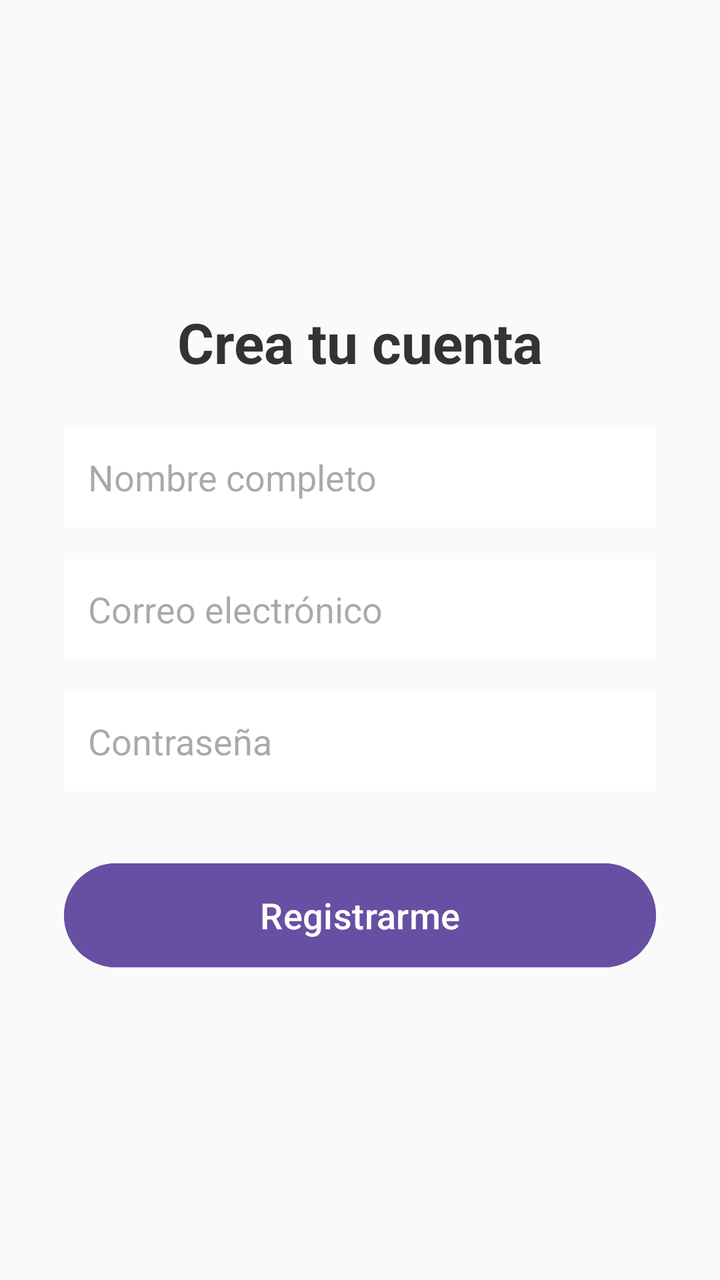
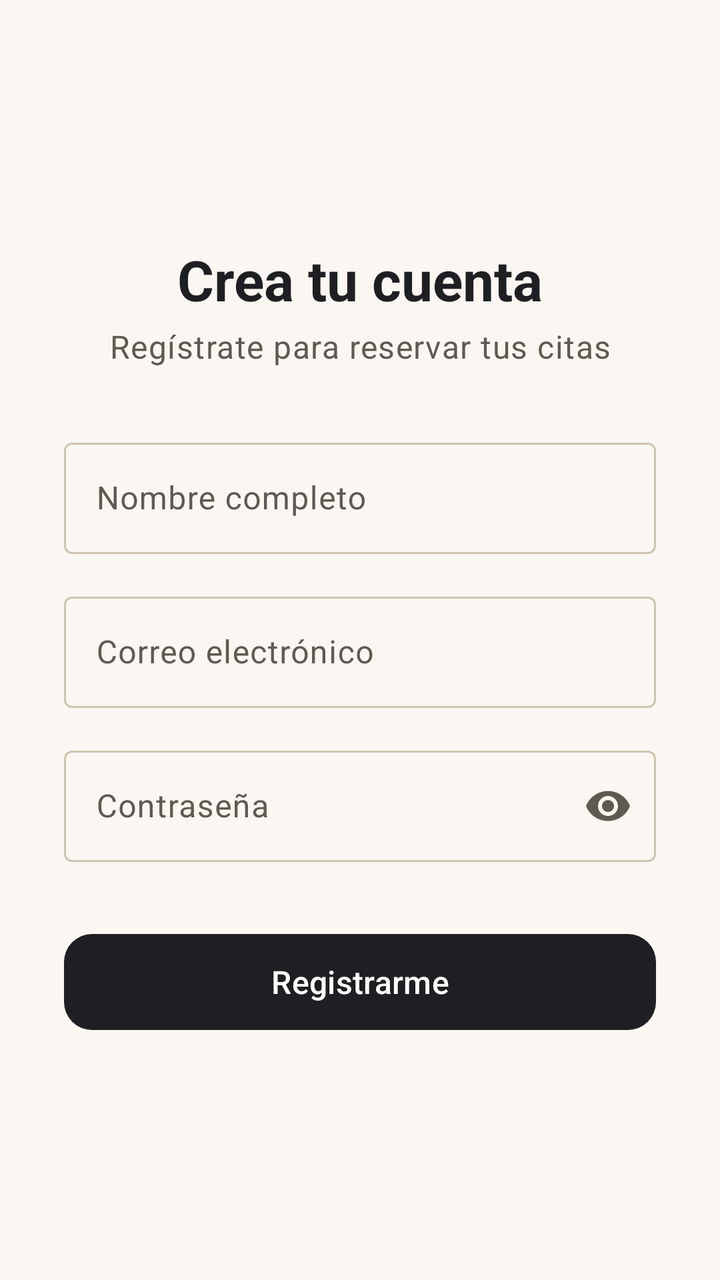

An Android layout rendered at two revisions. The XML below is the earlier revision; the diff shows what the commit changed to produce the second picture.
<!-- AndroidManifest.xml: application theme Theme.BarberFlow -->
<!-- res/layout/activity_registro.xml -->
<?xml version="1.0" encoding="utf-8"?>
<LinearLayout xmlns:android="http://schemas.android.com/apk/res/android"
    android:layout_width="match_parent"
    android:layout_height="match_parent"
    android:orientation="vertical"
    android:padding="32dp"
    android:gravity="center"
    android:background="#FAFAFA">

    <TextView
        android:layout_width="match_parent"
        android:layout_height="wrap_content"
        android:text="Crea tu cuenta"
        android:textSize="28sp"
        android:textStyle="bold"
        android:textColor="#333333"
        android:gravity="center"
        android:layout_marginBottom="24dp"/>

    <EditText
        android:id="@+id/et_registro_nombre"
        android:layout_width="match_parent"
        android:layout_height="50dp"
        android:background="#FFFFFF"
        android:hint="Nombre completo"
        android:inputType="textPersonName"
        android:padding="12dp"
        android:layout_marginBottom="16dp"/>

    <EditText
        android:id="@+id/et_registro_email"
        android:layout_width="match_parent"
        android:layout_height="50dp"
        android:background="#FFFFFF"
        android:hint="Correo electrónico"
        android:inputType="textEmailAddress"
        android:padding="12dp"
        android:layout_marginBottom="16dp"/>

    <EditText
        android:id="@+id/et_registro_password"
        android:layout_width="match_parent"
        android:layout_height="50dp"
        android:background="#FFFFFF"
        android:hint="Contraseña"
        android:inputType="textPassword"
        android:padding="12dp"
        android:layout_marginBottom="32dp"/>

    <Button
        android:id="@+id/btn_registrar"
        android:layout_width="match_parent"
        android:layout_height="60dp"
        android:text="Registrarme"
        android:textSize="18sp"
        android:backgroundTint="#6750A4"
        android:textColor="#FFFFFF" />

</LinearLayout>
<!-- resources referenced by this layout -->
<resources>
  <style name="Theme.BarberFlow" parent="Base.Theme.BarberFlow" />
  <style name="Base.Theme.BarberFlow" parent="Theme.Material3.DayNight.NoActionBar">
          <item name="colorPrimary">@color/bf_charcoal</item>
          <item name="colorOnPrimary">@color/white</item>
          <item name="colorPrimaryContainer">@color/bf_gold_container</item>
          <item name="colorOnPrimaryContainer">@color/bf_charcoal</item>
  
          <item name="colorSecondary">@color/bf_gold</item>
          <item name="colorOnSecondary">@color/white</item>
          <item name="colorSecondaryContainer">@color/bf_gold_container</item>
          <item name="colorOnSecondaryContainer">@color/bf_charcoal</item>
  
          <item name="android:colorBackground">@color/bf_cream</item>
          <item name="colorOnBackground">@color/bf_charcoal</item>
          <item name="colorSurface">@color/white</item>
          <item name="colorOnSurface">@color/bf_charcoal</item>
          <item name="colorSurfaceVariant">@color/bf_cream_variant</item>
          <item name="colorOnSurfaceVariant">#5E5A50</item>
          <item name="colorOutline">@color/bf_outline</item>
  
          <item name="colorError">@color/bf_error</item>
          <item name="colorOnError">@color/white</item>
  
          <item name="shapeAppearanceSmallComponent">@style/ShapeAppearance.BarberFlow.Rounded</item>
          <item name="shapeAppearanceMediumComponent">@style/ShapeAppearance.BarberFlow.Rounded</item>
      </style>
  <color name="bf_charcoal">#1F1F23</color>
  <color name="white">#FFFFFFFF</color>
  <color name="bf_gold_container">#F6E7C1</color>
  <color name="bf_gold">#B8892B</color>
  <color name="bf_cream">#FAF7F2</color>
  <color name="bf_cream_variant">#EFE8DA</color>
  <color name="bf_outline">#CFC4AE</color>
  <color name="bf_error">#B3261E</color>
  <style name="ShapeAppearance.BarberFlow.Rounded" parent="">
          <item name="cornerFamily">rounded</item>
          <item name="cornerSize">14dp</item>
      </style>
</resources>

<!-- the commit's change to res/layout/activity_registro.xml (unified diff, before → after) -->
@@ -1,59 +1,87 @@
 <?xml version="1.0" encoding="utf-8"?>
-<LinearLayout xmlns:android="http://schemas.android.com/apk/res/android"
+<ScrollView xmlns:android="http://schemas.android.com/apk/res/android"
+    xmlns:app="http://schemas.android.com/apk/res-auto"
     android:layout_width="match_parent"
     android:layout_height="match_parent"
-    android:orientation="vertical"
-    android:padding="32dp"
-    android:gravity="center"
-    android:background="#FAFAFA">
+    android:background="?android:attr/colorBackground"
+    android:fillViewport="true">
 
-    <TextView
+    <LinearLayout
         android:layout_width="match_parent"
         android:layout_height="wrap_content"
-        android:text="Crea tu cuenta"
-        android:textSize="28sp"
-        android:textStyle="bold"
-        android:textColor="#333333"
         android:gravity="center"
-        android:layout_marginBottom="24dp"/>
+        android:orientation="vertical"
+        android:padding="32dp">
 
-    <EditText
-        android:id="@+id/et_registro_nombre"
-        android:layout_width="match_parent"
-        android:layout_height="50dp"
-        android:background="#FFFFFF"
-        android:hint="Nombre completo"
-        android:inputType="textPersonName"
-        android:padding="12dp"
-        android:layout_marginBottom="16dp"/>
+        <TextView
+            android:layout_width="match_parent"
+            android:layout_height="wrap_content"
+            android:gravity="center"
+            android:text="Crea tu cuenta"
+            android:textAppearance="?attr/textAppearanceHeadlineMedium"
+            android:textColor="?attr/colorOnBackground"
+            android:textStyle="bold" />
 
-    <EditText
-        android:id="@+id/et_registro_email"
-        android:layout_width="match_parent"
-        android:layout_height="50dp"
-        android:background="#FFFFFF"
-        android:hint="Correo electrónico"
-        android:inputType="textEmailAddress"
-        android:padding="12dp"
-        android:layout_marginBottom="16dp"/>
+        <TextView
+            android:layout_width="match_parent"
+            android:layout_height="wrap_content"
+            android:layout_marginTop="4dp"
+            android:layout_marginBottom="32dp"
+            android:gravity="center"
+            android:text="Regístrate para reservar tus citas"
+            android:textAppearance="?attr/textAppearanceBodyLarge"
+            android:textColor="?attr/colorOnSurfaceVariant" />
 
-    <EditText
-        android:id="@+id/et_registro_password"
-        android:layout_width="match_parent"
-        android:layout_height="50dp"
-        android:background="#FFFFFF"
-        android:hint="Contraseña"
-        android:inputType="textPassword"
-        android:padding="12dp"
-        android:layout_marginBottom="32dp"/>
+        <com.google.android.material.textfield.TextInputLayout
+            style="@style/Widget.Material3.TextInputLayout.OutlinedBox"
+            android:layout_width="match_parent"
+            android:layout_height="wrap_content"
+            android:layout_marginBottom="16dp"
+            android:hint="Nombre completo">
 
-    <Button
-        android:id="@+id/btn_registrar"
-        android:layout_width="match_parent"
-        android:layout_height="60dp"
-        android:text="Registrarme"
-        android:textSize="18sp"
-        android:backgroundTint="#6750A4"
-        android:textColor="#FFFFFF" />
+            <com.google.android.material.textfield.TextInputEditText
+                android:id="@+id/et_registro_nombre"
+                android:layout_width="match_parent"
+                android:layout_height="wrap_content"
+                android:inputType="textPersonName|textCapWords" />
+        </com.google.android.material.textfield.TextInputLayout>
 
-</LinearLayout>
+        <com.google.android.material.textfield.TextInputLayout
+            style="@style/Widget.Material3.TextInputLayout.OutlinedBox"
+            android:layout_width="match_parent"
+            android:layout_height="wrap_content"
+            android:layout_marginBottom="16dp"
+            android:hint="Correo electrónico">
+
+            <com.google.android.material.textfield.TextInputEditText
+                android:id="@+id/et_registro_email"
+                android:layout_width="match_parent"
+                android:layout_height="wrap_content"
+                android:inputType="textEmailAddress" />
+        </com.google.android.material.textfield.TextInputLayout>
+
+        <com.google.android.material.textfield.TextInputLayout
+            style="@style/Widget.Material3.TextInputLayout.OutlinedBox"
+            android:layout_width="match_parent"
+            android:layout_height="wrap_content"
+            android:layout_marginBottom="32dp"
+            android:hint="Contraseña"
+            app:endIconMode="password_toggle">
+
+            <com.google.android.material.textfield.TextInputEditText
+                android:id="@+id/et_registro_password"
+                android:layout_width="match_parent"
+                android:layout_height="wrap_content"
+                android:inputType="textPassword" />
+        </com.google.android.material.textfield.TextInputLayout>
+
+        <com.google.android.material.button.MaterialButton
+            android:id="@+id/btn_registrar"
+            android:layout_width="match_parent"
+            android:layout_height="56dp"
+            android:text="Registrarme"
+            android:textSize="16sp"
+            app:cornerRadius="14dp" />
+
+    </LinearLayout>
+</ScrollView>
